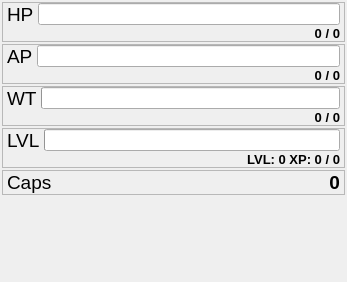
This is widgets/playerinfo/ui/playerinfowidget.ui in matzman666/PyPipboyApp as Qt 5 draws it before an edit. The edited form follows.
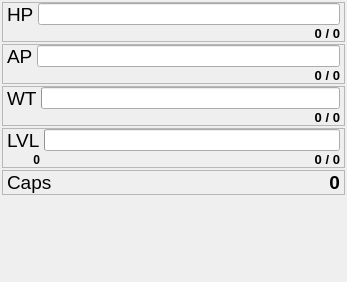
This is the edited form.

Commit message: Tweaked LVL/XP layout.

Patch:
```diff
--- a/widgets/playerinfo/ui/playerinfowidget.ui
+++ b/widgets/playerinfo/ui/playerinfowidget.ui
@@ -326,13 +326,7 @@
      <property name="frameShadow">
       <enum>QFrame::Raised</enum>
      </property>
-     <layout class="QFormLayout" name="formLayout_4">
-      <property name="horizontalSpacing">
-       <number>4</number>
-      </property>
-      <property name="verticalSpacing">
-       <number>0</number>
-      </property>
+     <layout class="QGridLayout" name="gridLayout">
       <property name="leftMargin">
        <number>4</number>
       </property>
@@ -345,6 +339,12 @@
       <property name="bottomMargin">
        <number>0</number>
       </property>
+      <property name="horizontalSpacing">
+       <number>4</number>
+      </property>
+      <property name="verticalSpacing">
+       <number>0</number>
+      </property>
       <item row="0" column="0">
        <widget class="QLabel" name="label_4">
         <property name="font">
@@ -357,23 +357,6 @@
         </property>
        </widget>
       </item>
-      <item row="2" column="1">
-       <widget class="QLabel" name="lvlLabel">
-        <property name="font">
-         <font>
-          <pointsize>10</pointsize>
-          <weight>75</weight>
-          <bold>true</bold>
-         </font>
-        </property>
-        <property name="text">
-         <string>LVL: 0 XP: 0 / 0</string>
-        </property>
-        <property name="alignment">
-         <set>Qt::AlignRight|Qt::AlignTrailing|Qt::AlignVCenter</set>
-        </property>
-       </widget>
-      </item>
       <item row="0" column="1">
        <widget class="QProgressBar" name="lvlBar">
         <property name="styleSheet">
@@ -393,6 +376,40 @@
         </property>
        </widget>
       </item>
+      <item row="1" column="0">
+       <widget class="QLabel" name="lvlLabel">
+        <property name="font">
+         <font>
+          <weight>75</weight>
+          <italic>false</italic>
+          <bold>true</bold>
+         </font>
+        </property>
+        <property name="text">
+         <string>0</string>
+        </property>
+        <property name="alignment">
+         <set>Qt::AlignRight|Qt::AlignTrailing|Qt::AlignVCenter</set>
+        </property>
+       </widget>
+      </item>
+      <item row="1" column="1">
+       <widget class="QLabel" name="xpLabel">
+        <property name="font">
+         <font>
+          <pointsize>10</pointsize>
+          <weight>75</weight>
+          <bold>true</bold>
+         </font>
+        </property>
+        <property name="text">
+         <string>0 / 0</string>
+        </property>
+        <property name="alignment">
+         <set>Qt::AlignRight|Qt::AlignTrailing|Qt::AlignVCenter</set>
+        </property>
+       </widget>
+      </item>
      </layout>
     </widget>
    </item>
```
The commit also changes 1 other file.
